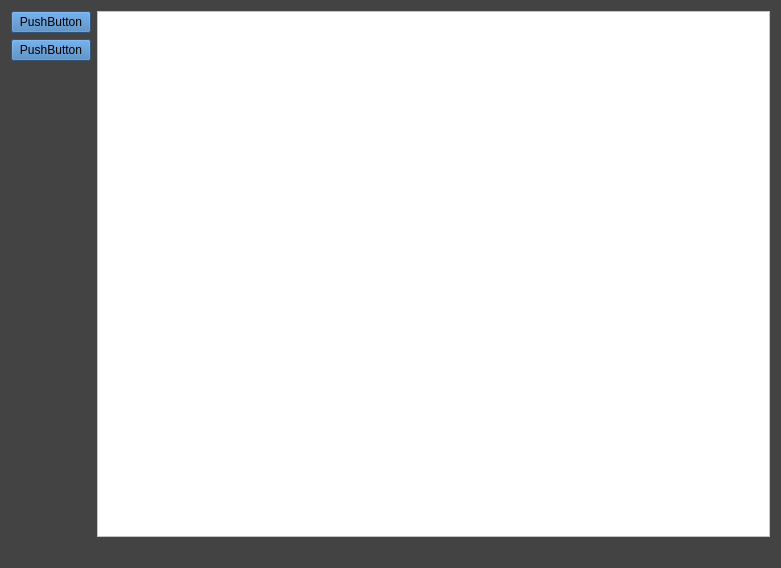
Qt form TnDTransferSpreadSheet.ui (zadockmaloba/Z-StoreSystem) before a commit.
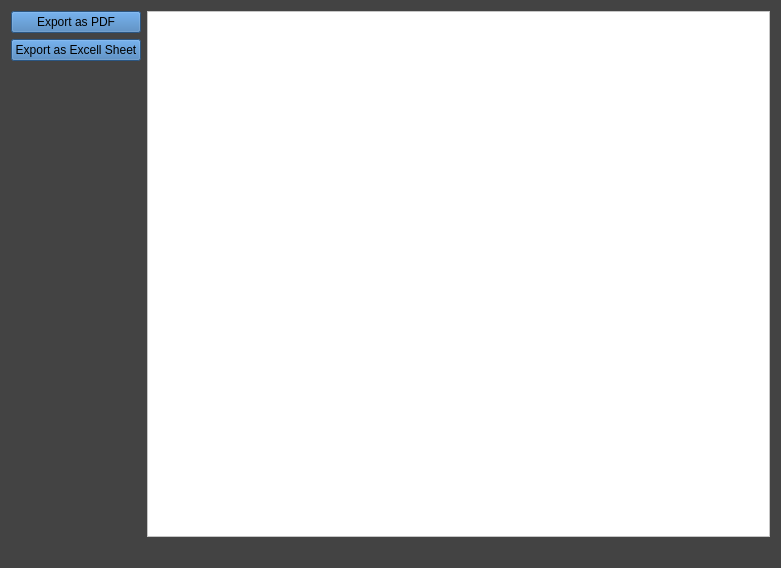
The same form after that commit.

Patch:
```diff
--- a/TnDTransferSpreadSheet.ui
+++ b/TnDTransferSpreadSheet.ui
@@ -29,7 +29,7 @@
 background-color: rgb(60, 121, 182);</string>
          </property>
          <property name="text">
-          <string>PushButton</string>
+          <string>Export as PDF</string>
          </property>
         </widget>
        </item>
@@ -40,7 +40,7 @@
 background-color: rgb(60, 121, 182);</string>
          </property>
          <property name="text">
-          <string>PushButton</string>
+          <string>Export as Excell Sheet</string>
          </property>
         </widget>
        </item>
```
